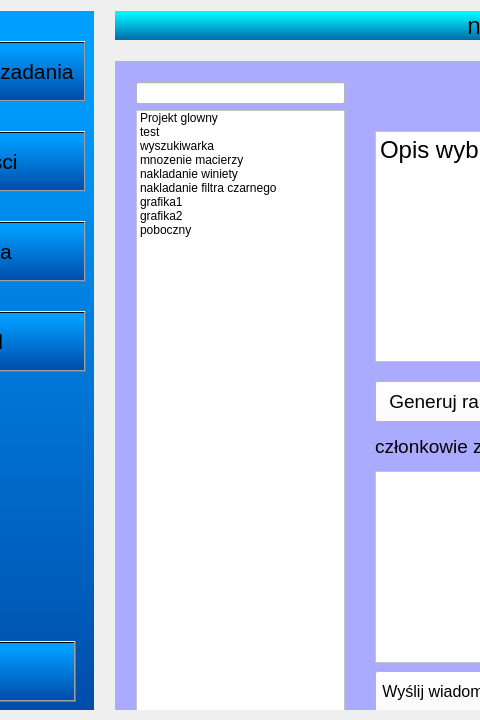
First picture: the form in project_managment/project_managment/project_managment.ui, repository Sleyn2/IO_projectmanagement, before the edit; both pictures show x 206 to 686 and y 0 to 720 of the 1280 by 720 pixel window.
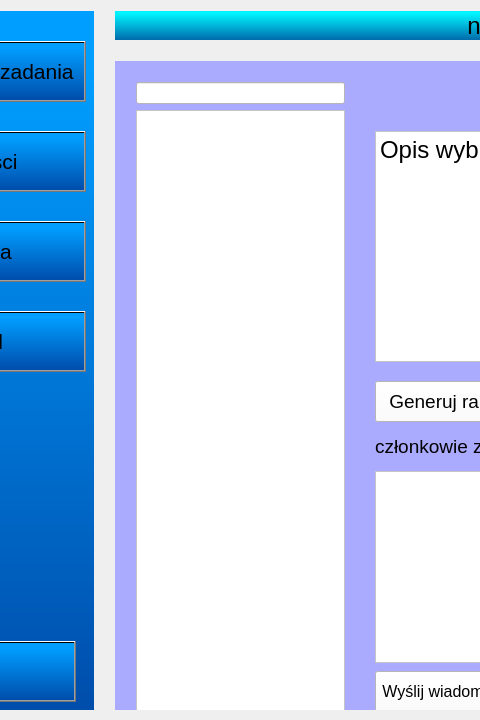
Second picture: the form after the edit. The open tabs and pages were chosen to show the change.

Commit message: zaimplementowane wyszukiwanie z listy projektów

The edit to the form file:
```diff
--- a/project_managment/project_managment/project_managment.ui
+++ b/project_managment/project_managment/project_managment.ui
@@ -180,51 +180,6 @@
             <property name="selectionRectVisible">
              <bool>false</bool>
             </property>
-            <item>
-             <property name="text">
-              <string>Projekt glowny</string>
-             </property>
-            </item>
-            <item>
-             <property name="text">
-              <string>test</string>
-             </property>
-            </item>
-            <item>
-             <property name="text">
-              <string>wyszukiwarka</string>
-             </property>
-            </item>
-            <item>
-             <property name="text">
-              <string>mnozenie macierzy</string>
-             </property>
-            </item>
-            <item>
-             <property name="text">
-              <string>nakladanie winiety</string>
-             </property>
-            </item>
-            <item>
-             <property name="text">
-              <string>nakladanie filtra czarnego</string>
-             </property>
-            </item>
-            <item>
-             <property name="text">
-              <string>grafika1</string>
-             </property>
-            </item>
-            <item>
-             <property name="text">
-              <string>grafika2</string>
-             </property>
-            </item>
-            <item>
-             <property name="text">
-              <string>poboczny</string>
-             </property>
-            </item>
            </widget>
           </item>
          </layout>
```
Left out of the diff: 2 changed lines with no effect on the pictures. The commit also changes 2 other files.
